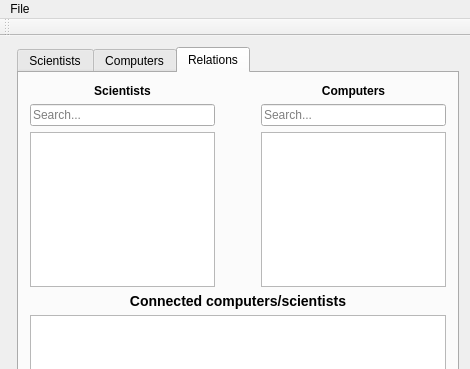
First picture: the form in code/ui/mainwindow.ui, repository Danielos15/Skil-1-Verklegt-n-mskei-1, before the edit; both pictures show x 0 to 470 and y 0 to 369 of the 470 by 545 pixel window.
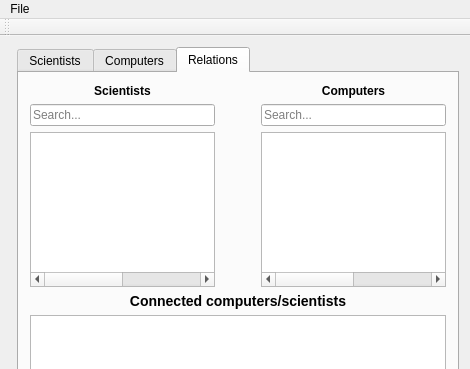
Second picture: the form after the edit.

Commit message: list in rel and search

```diff
--- a/code/ui/mainwindow.ui
+++ b/code/ui/mainwindow.ui
@@ -537,10 +537,56 @@
            </widget>
           </item>
           <item row="2" column="0">
-           <widget class="QListWidget" name="list_rel_sci"/>
+           <widget class="QTableWidget" name="list_rel_sci">
+            <property name="editTriggers">
+             <set>QAbstractItemView::NoEditTriggers</set>
+            </property>
+            <attribute name="horizontalHeaderVisible">
+             <bool>false</bool>
+            </attribute>
+            <attribute name="horizontalHeaderStretchLastSection">
+             <bool>true</bool>
+            </attribute>
+            <attribute name="verticalHeaderVisible">
+             <bool>false</bool>
+            </attribute>
+            <column>
+             <property name="text">
+              <string>id</string>
+             </property>
+            </column>
+            <column>
+             <property name="text">
+              <string>Name</string>
+             </property>
+            </column>
+           </widget>
           </item>
           <item row="2" column="2">
-           <widget class="QListWidget" name="list_rel_cpu"/>
+           <widget class="QTableWidget" name="list_rel_cpu">
+            <property name="editTriggers">
+             <set>QAbstractItemView::NoEditTriggers</set>
+            </property>
+            <attribute name="horizontalHeaderVisible">
+             <bool>false</bool>
+            </attribute>
+            <attribute name="horizontalHeaderStretchLastSection">
+             <bool>true</bool>
+            </attribute>
+            <attribute name="verticalHeaderVisible">
+             <bool>false</bool>
+            </attribute>
+            <column>
+             <property name="text">
+              <string>id</string>
+             </property>
+            </column>
+            <column>
+             <property name="text">
+              <string>Name</string>
+             </property>
+            </column>
+           </widget>
           </item>
          </layout>
         </item>
```
Left out of the diff: 4 changed lines with no effect on the pictures. The commit also changes 2 other files.
